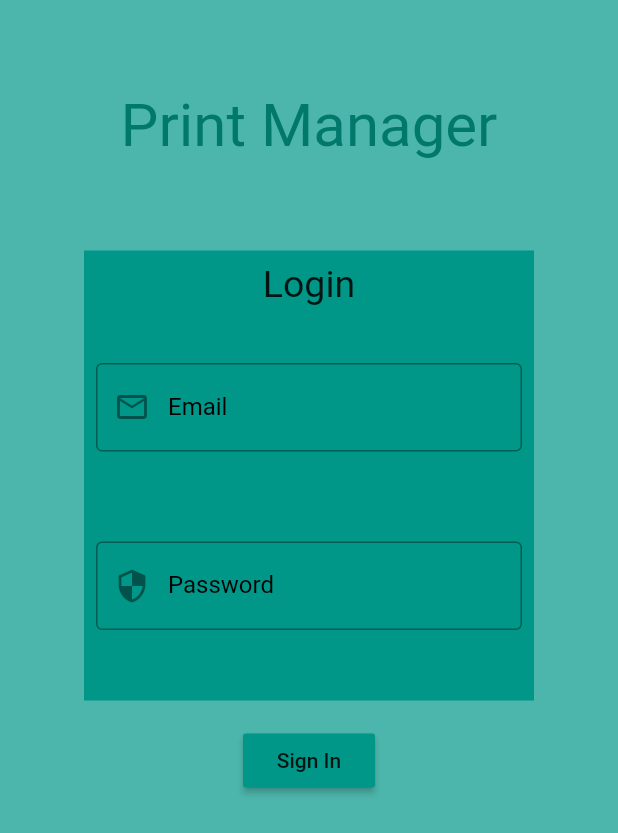
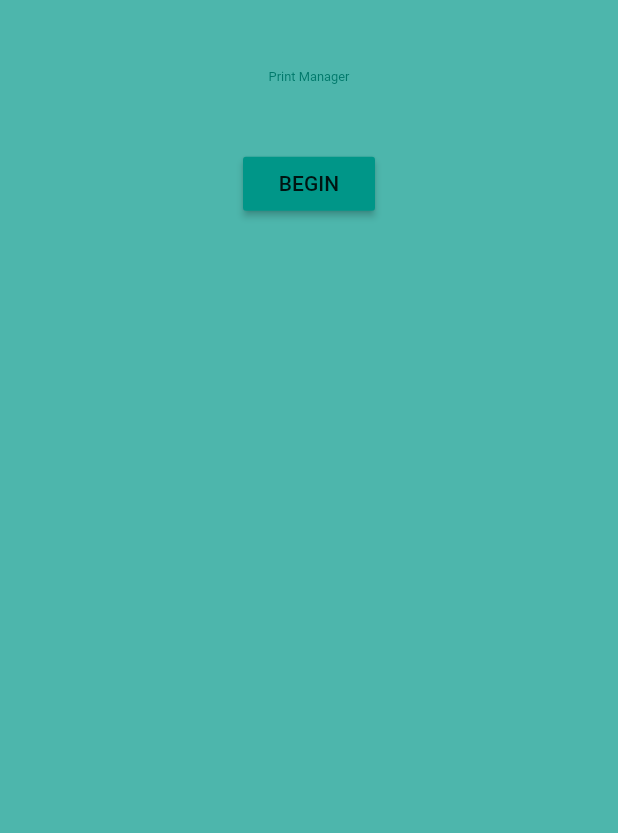
Before and after one commit to kravshan/Print-Managemen-App, a Flutter app: the screen it shows after launch, on a phone screen of 412 x 824 dp. Shown: the top 833 px of the screen. Run offline on Flutter 3.47's test engine with Material 2 defaults, Android fonts, the phone set to English and light mode, and no system bars; our stand-ins replace flutter_screenutil.

Commit message:
Print Management App Updaes

```diff
--- a/lib/Pages/login.dart
+++ b/lib/Pages/login.dart
@@ -1,10 +1,9 @@
 import 'package:flutter/cupertino.dart';
 import 'package:flutter/material.dart';
 import 'package:flutter/painting.dart';
+import 'package:flutter_screenutil/flutter_screenutil.dart';
 
 class Login extends StatefulWidget {
-  const Login({Key? key}) : super(key: key);
-
   @override
   _LoginState createState() => _LoginState();
 }
@@ -16,81 +15,27 @@ class _LoginState extends State<Login> {
       backgroundColor: Colors.teal[300],
       body: SafeArea(
         child: SingleChildScrollView(
+          child: Center(
             child: Column(
+              mainAxisAlignment: MainAxisAlignment.center,
+              crossAxisAlignment: CrossAxisAlignment.center,
               children: [
                 Padding(
-                padding: const EdgeInsets.fromLTRB(0.0, 60.0, 0.0, 40.0),
+                  padding: EdgeInsets.fromLTRB(0.0, 60.h, 0.0, 40.h),
                   child: Text(
                     'Print Manager',
                     style: TextStyle(
                       color: Colors.teal[700],
-                    fontSize: 40.0
+                      fontSize: 40.sp
                     ),
                   ),
                 ),
-              Center(
-                child: Container(
-                  height: 300,
-                  width: 300,
-                  margin: const EdgeInsets.fromLTRB(0.0, 20.0, 0.0, 0.0),
-                  //color: Colors.teal[400],
-                  decoration: BoxDecoration(
-                    shape: BoxShape.rectangle,
-                    color: Colors.teal[500],
-                  ),
-                  child: Center(
-                    child: Column(
-                      children: const [
-                        Padding(
-                          padding: EdgeInsets.all(8.0),
-                          child: Text('Login',
-                            style: TextStyle(
-                              fontSize: 25.0
-                            ),
-                          ),
-                        ),
-                        Padding(
-                          padding: EdgeInsets.fromLTRB(8.0, 30.0, 8.0, 0.0),
-                          child: TextField(
-                            decoration: InputDecoration(
-                              labelText: 'Email',
-                              hintText: 'Enter Email',
-                              prefixIcon: Icon(Icons.email_outlined),
-                              labelStyle: TextStyle(
-                                color: Colors.black
-                              ),
-                              border: OutlineInputBorder()
-                            ),
-                          ),
-                        ),
-                        Padding(
-                          padding: EdgeInsets.fromLTRB(8.0, 60.0, 8.0, 0.0),
-                          child: TextField(
-                            decoration: InputDecoration(
-                              labelText: 'Password',
-                              hintText: 'Enter Password',
-                              prefixIcon: Icon(Icons.security),
-                                labelStyle: TextStyle(
-                                    color: Colors.black
-                                ),
-                              border: OutlineInputBorder(),
-                            ),
-                            obscureText: true,
-                          ),
-                        ),
-
-                      ],
-                    ),
-                  ),
-                )
-              ),
-              SizedBox(height: 16.0,),
+                SizedBox(height: 16.h,),
                 RaisedButton(
                   onPressed:(){
-
                     Navigator.pushReplacementNamed(context, '/pre_press');
                   },
-                child: Text('Sign In'),
+                  child: Text('BEGIN'),
                   color: Colors.teal[500],
 
                 )
@@ -98,6 +43,7 @@ class _LoginState extends State<Login> {
             ),
           ),
         ),
+      ),
     );
   }
 }
--- a/lib/Pages/pre_press.dart
+++ b/lib/Pages/pre_press.dart
@@ -5,8 +5,6 @@ import 'package:print_management/Services/table_result.dart';
 import 'package:print_management/Services/table_topic.dart';
 
 class PrePress extends StatefulWidget {
-  const PrePress({Key? key}) : super(key: key);
-
   @override
   State<PrePress> createState() => _PrePressState();
 }
--- a/lib/main.dart
+++ b/lib/main.dart
@@ -3,8 +3,11 @@ import 'package:print_management/Pages/pre_press.dart';
 import 'package:print_management/Pages/press.dart';
 import 'package:print_management/Pages/post_press.dart';
 import 'package:print_management/Pages/login.dart';
+import 'package:flutter_screenutil/flutter_screenutil.dart';
 
-void main() => runApp(MaterialApp(
+void main() => runApp(ScreenUtilInit(
+  designSize: const Size(1920, 1080),
+  builder: ()=> MaterialApp(
     initialRoute: '/',
     routes: {
       '/': (context) => Login(),
@@ -12,4 +15,5 @@ void main() => runApp(MaterialApp(
       '/press': (context) => Press(),
       '/post_press': (context) => PostPress(),
     },
+  )
 ));
--- a/pubspec.yaml
+++ b/pubspec.yaml
@@ -31,6 +31,7 @@ dependencies:
     sdk: flutter
 
 
+
   # The following adds the Cupertino Icons font to your application.
   # Use with the CupertinoIcons class for iOS style icons.
   cupertino_icons: ^1.0.2
@@ -38,6 +39,7 @@ dependencies:
 dev_dependencies:
   flutter_test:
     sdk: flutter
+  flutter_screenutil: ^5.0.0+2
 
   # The "flutter_lints" package below contains a set of recommended lints to
   # encourage good coding practices. The lint set provided by the package is
```
Also changed, not shown: pubspec.lock. Lines whose indentation alone changed are shown as unchanged.
